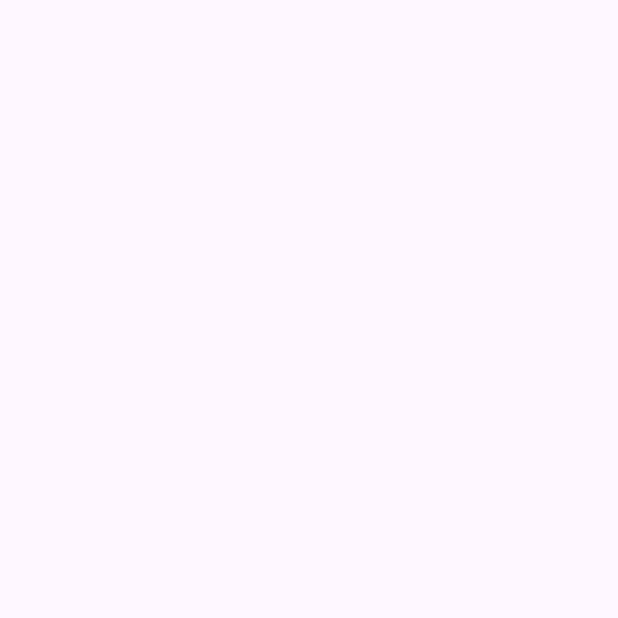
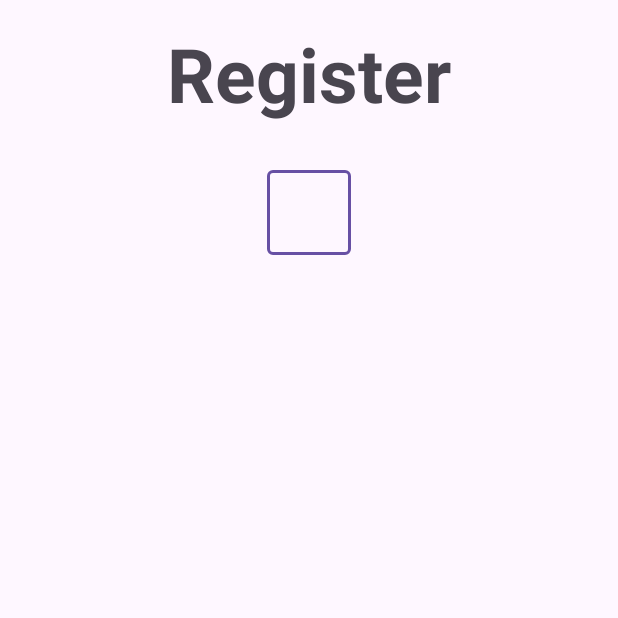
Before and after one commit to SymonMuchemi/Auth-project, an Android app: the Registration screen opened directly, with no data from a screen before it, on a phone screen of 412 x 824 dp, the top half of it. Before the commit the part shown is empty. Run offline under Robolectric (Android 15) with nearby library versions, the phone set to English and light mode, and no system bars.

Commit message:
Frontend done!

```diff
--- a/app/src/main/res/layout/activity_registration.xml
+++ b/app/src/main/res/layout/activity_registration.xml
@@ -1,9 +1,48 @@
 <?xml version="1.0" encoding="utf-8"?>
-<androidx.constraintlayout.widget.ConstraintLayout xmlns:android="http://schemas.android.com/apk/res/android"
+<LinearLayout xmlns:android="http://schemas.android.com/apk/res/android"
     xmlns:app="http://schemas.android.com/apk/res-auto"
     xmlns:tools="http://schemas.android.com/tools"
     android:layout_width="match_parent"
+    android:gravity="center"
+    android:padding="15dp"
+    android:orientation="vertical"
     android:layout_height="match_parent"
     tools:context=".Registration">
 
-</androidx.constraintlayout.widget.ConstraintLayout>
+    <TextView
+        android:text="@string/Register"
+        android:textSize="50sp"
+        android:textStyle="bold"
+        android:gravity="center"
+        android:layout_marginBottom="25dp"
+        android:layout_width="match_parent"
+        android:layout_height="wrap_content"/>
+
+    <com.google.android.material.textfield.TextInputLayout
+        android:layout_width="wrap_content"
+        android:layout_height="match_parent" >
+        <com.google.android.material.textfield.TextInputEditText
+            android:id="@+id/email"
+            android:hint="@string/email"
+            android:layout_width="match_parent"
+            android:layout_height="wrap_content"/>
+    </com.google.android.material.textfield.TextInputLayout>
+
+    <com.google.android.material.textfield.TextInputLayout
+        android:layout_width="wrap_content"
+        android:layout_height="match_parent" >
+        <com.google.android.material.textfield.TextInputEditText
+            android:id="@+id/password_toggle"
+            android:hint="@string/password"
+            android:layout_width="match_parent"
+            android:layout_height="wrap_content"/>
+    </com.google.android.material.textfield.TextInputLayout>
+
+    <Button
+        android:id="@+id/register_button"
+        android:layout_width="wrap_content"
+        android:layout_height="wrap_content"
+        android:text="@string/Register"
+        />
+
+</LinearLayout>
--- a/app/src/main/res/values/strings.xml
+++ b/app/src/main/res/values/strings.xml
@@ -2,4 +2,6 @@
     <string name="app_name">AuthApp</string>
     <string name="email" />
     <string name="login" />
+    <string name="password">password\n</string>
+    <string name="Register">Register</string>
 </resources>
```
Also changed, not shown: app/src/main/AndroidManifest.xml (+5 -3 lines), app/src/main/res/layout/activity_login.xml (+22 -0 lines).
